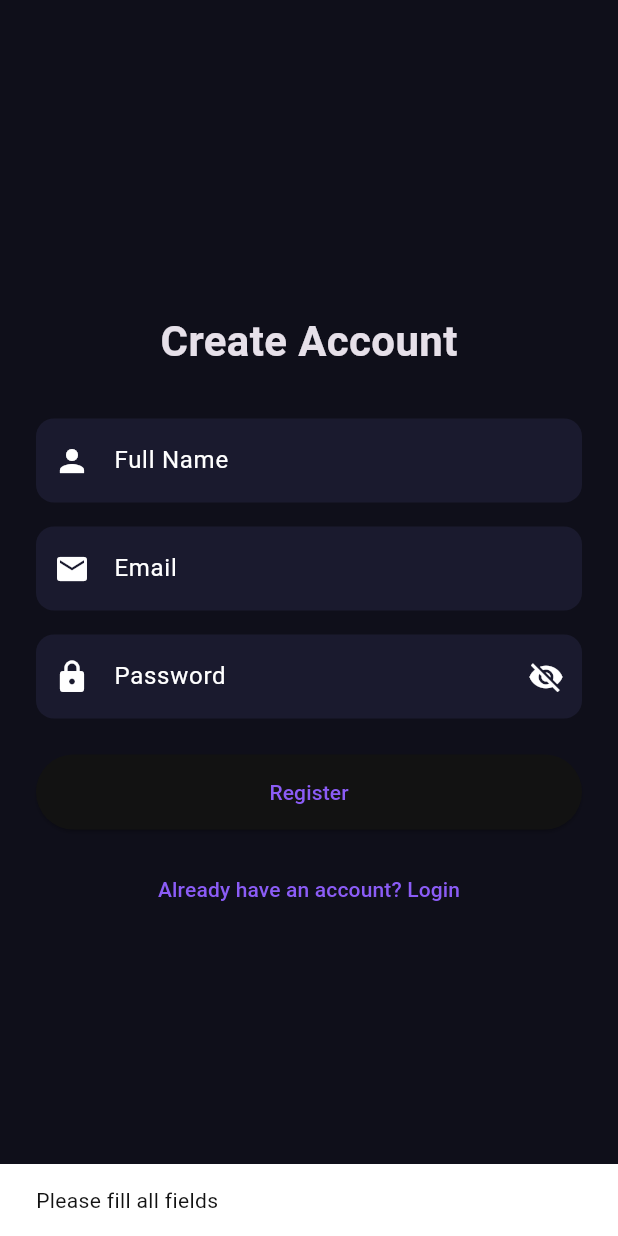
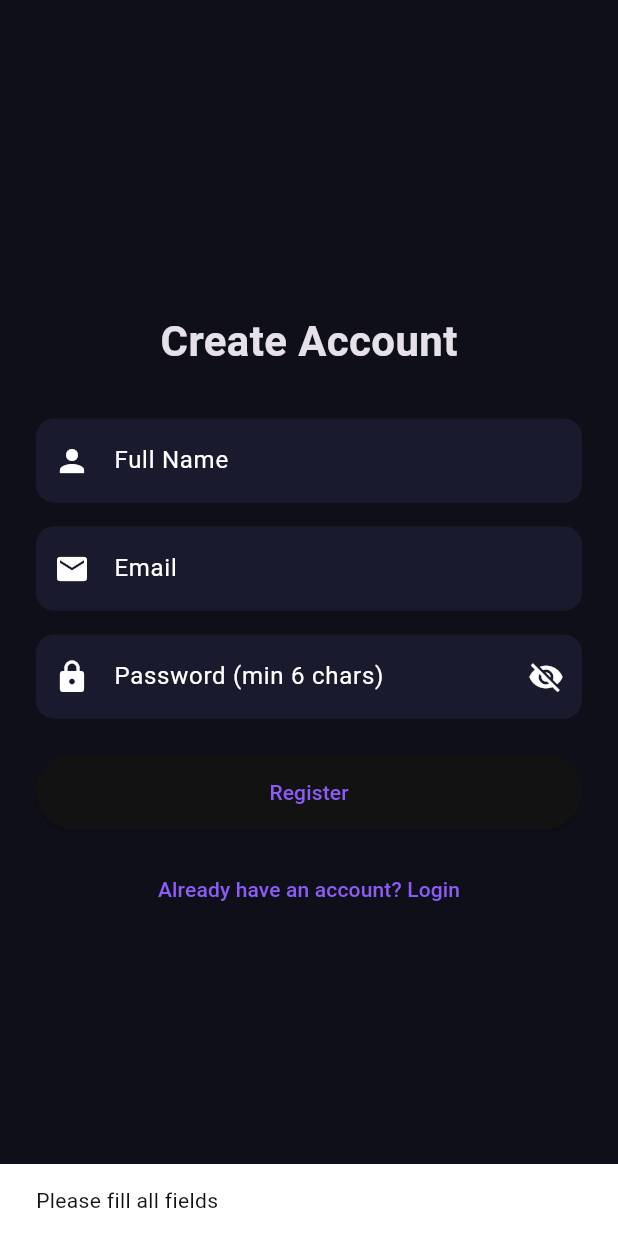
Before and after one commit to akihmluh-collab/SoundWordBuilderFlutter, a Flutter app: the RegisterScreen screen opened directly, after a tap on "Register", on a phone screen of 412 x 824 dp. Run offline on Flutter 3.47's test engine with Material 3 defaults, Android fonts, the phone set to English and light mode, and no system bars; our stand-ins replace cloud_firestore, connectivity_plus, firebase_auth, firebase_core, firebase_messaging, flutter_local_notifications and 1 more; accounts and stored records are empty.

Commit message:
Added password min 6 characters validation and hint text

```diff
--- a/lib/screens/auth/login_screen.dart
+++ b/lib/screens/auth/login_screen.dart
@@ -93,7 +93,7 @@ class _LoginScreenState extends State<LoginScreen> {
             TextField(
               controller: _passwordController,
               decoration: InputDecoration(
-                labelText: 'Password',
+                labelText: 'Password (min 6 chars)',
                 prefixIcon: const Icon(Icons.lock),
                 suffixIcon: IconButton(
                   icon: Icon(_obscurePassword ? Icons.visibility_off : Icons.visibility),
--- a/lib/screens/auth/register_screen.dart
+++ b/lib/screens/auth/register_screen.dart
@@ -28,6 +28,13 @@ class _RegisterScreenState extends State<RegisterScreen> {
       return;
     }
 
+    if (_passwordController.text.length < 6) {
+      ScaffoldMessenger.of(context).showSnackBar(
+        const SnackBar(content: Text('Password must be at least 6 characters')),
+      );
+      return;
+    }
+
     setState(() => _isLoading = true);
 
     final auth = Provider.of<AuthProvider>(context, listen: false);
@@ -35,13 +42,12 @@ class _RegisterScreenState extends State<RegisterScreen> {
       _emailController.text,
       _passwordController.text,
       _nameController.text,
-      'student', // Force student role only
+      'student',
     );
 
     setState(() => _isLoading = false);
 
     if (success) {
-      // Auto-navigate to Student Dashboard
       Navigator.pushAndRemoveUntil(
         context,
         MaterialPageRoute(builder: (_) => const StudentDashboard()),
@@ -87,7 +93,7 @@ class _RegisterScreenState extends State<RegisterScreen> {
             TextField(
               controller: _passwordController,
               decoration: InputDecoration(
-                labelText: 'Password',
+                labelText: 'Password (min 6 chars)',
                 prefixIcon: const Icon(Icons.lock),
                 suffixIcon: IconButton(
                   icon: Icon(_obscurePassword ? Icons.visibility_off : Icons.visibility),
```
